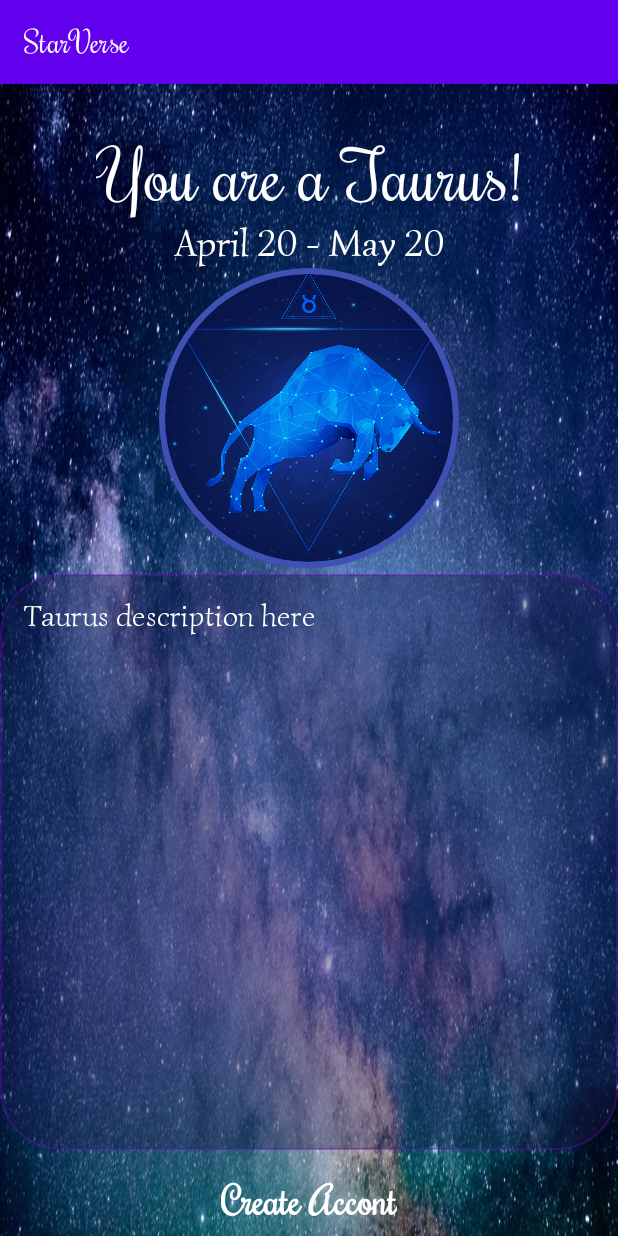
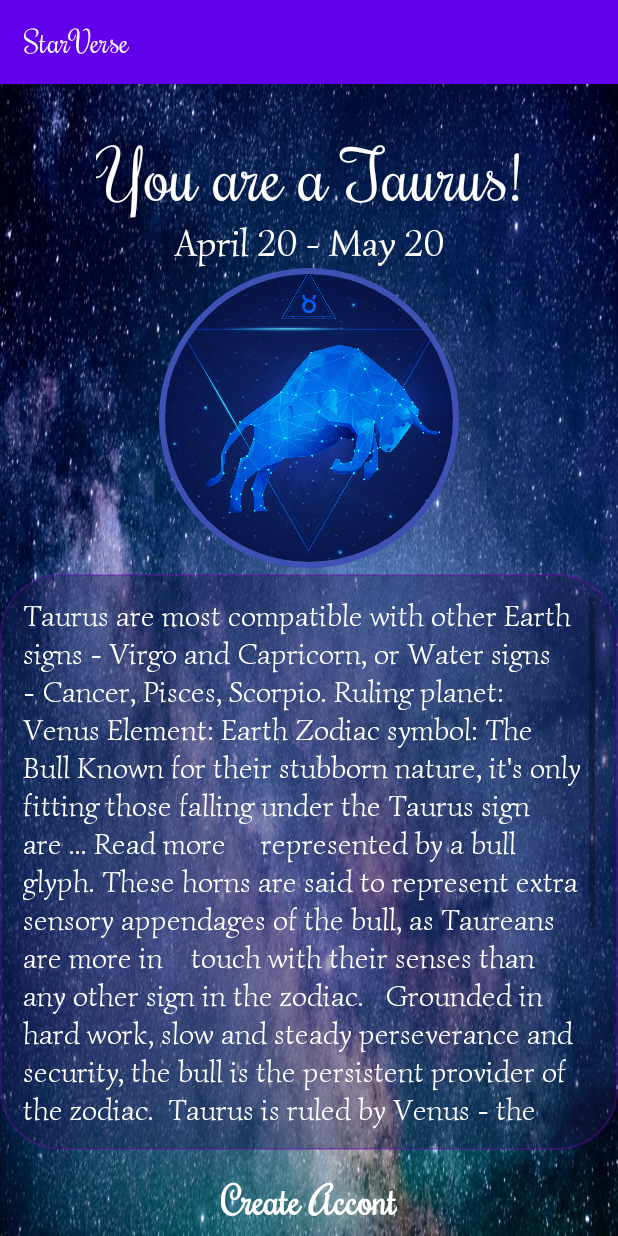
Before and after one commit to thaipham98/StarVerse, an Android app: the ZodiacActivity screen opened directly, with no data from a screen before it, on a phone screen of 412 x 824 dp. Run offline under Robolectric (Android 15) with nearby library versions, the phone set to English and light mode, and no system bars; plain views replace CircularImageView; Roboto replaces fonts that are not available here.

Commit message:
scollable text

```diff
--- a/app/src/main/java/com/example/starverse/ZodiacActivity.java
+++ b/app/src/main/java/com/example/starverse/ZodiacActivity.java
@@ -4,7 +4,9 @@ import androidx.appcompat.app.AppCompatActivity;
 
 import android.content.Intent;
 import android.os.Bundle;
+import android.text.method.ScrollingMovementMethod;
 import android.view.View;
+import android.widget.TextView;
 
 public class ZodiacActivity extends AppCompatActivity {
 
@@ -12,6 +14,8 @@ public class ZodiacActivity extends AppCompatActivity {
     protected void onCreate(Bundle savedInstanceState) {
         super.onCreate(savedInstanceState);
         setContentView(R.layout.activity_zodiac);
+        TextView profile_text_description = findViewById(R.id.profile_text_description);
+        profile_text_description.setMovementMethod(new ScrollingMovementMethod());
     }
 
     public void openSignupPage(View view) {
--- a/app/src/main/res/layout/activity_zodiac.xml
+++ b/app/src/main/res/layout/activity_zodiac.xml
@@ -92,7 +92,36 @@
         android:paddingRight="15dp"
         android:paddingBottom="10dp"
         android:scrollbars = "vertical"
-        android:text="Taurus description here"
+        android:text="Taurus are most compatible with other Earth signs - Virgo and Capricorn, or Water signs - Cancer, Pisces, Scorpio.
+Ruling planet: Venus
+Element: Earth
+Zodiac symbol: The Bull
+Known for their stubborn nature, it's only fitting those falling under the Taurus sign
+
+
+
+ are ... Read more
+
+
+
+ represented by a bull glyph.
+These horns are said to represent extra sensory appendages of the bull, as Taureans are more in
+
+
+ touch with their senses than any other sign in the zodiac.
+
+
+Grounded in hard work, slow and steady perseverance and security, the bull is the persistent provider of the zodiac.
+
+Taurus is ruled by Venus - the planet of love, beauty, and money, making them the most sensual sign of the zodiac.
+
+They enjoy indulgences, luxuries and physical pleasures, and feel most content when pampered.
+
+Steadfast and loyal, Taureans make for a steady, harmonious relationship.
+
+They are most compatible with other Earth signs - Virgo and Capricorn, or Water signs - Cancer, Pisces, Scorpio.
+
+"
         android:textColor="@android:color/white"
 
         app:layout_constraintHeight_default="percent"
```
